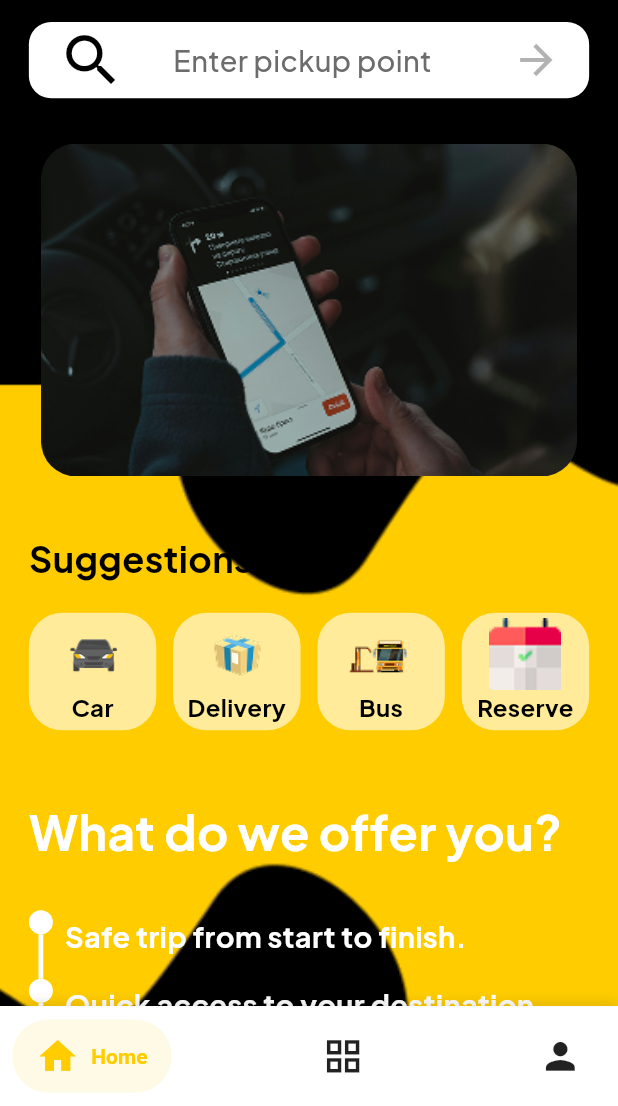
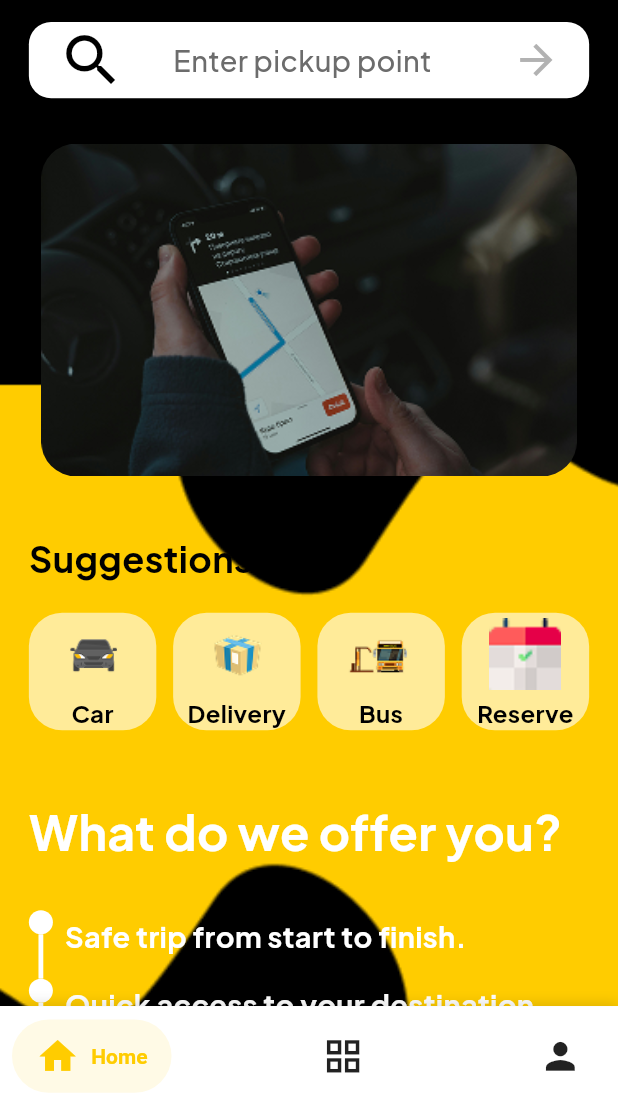
Before and after one commit to Eyadwaleed0005/GoGo-application, a Flutter app: the HomeScreen screen opened by its route, on a phone screen of 412 x 824 dp, the part 130-1236 px from its top. Run offline on Flutter 3.47's test engine with Material 3 defaults, Android fonts, the phone set to English and light mode, and no system bars; drawn by our look-alikes of salomon_bottom_bar; our stand-ins replace bloc, cloud_firestore, connectivity_plus, country_picker, dartz, dio and 20 more; missing offline and left inert: in_app_update, mapbox_maps_flutter; accounts and stored records are empty; network calls fail; project files that could hold a hidden picture were left out.

Commit message:
feat: Remove deprecated launch images and update storyboard dimensions
- Deleted old launch images from the iOS project.
- Updated LaunchScreen storyboard to reflect new image dimensions.
- Added location permission checks in DriverHomeScreen and HomeScreen.
- Refactored various UI screens to use SingleChildScrollView for better layout handling.
- Updated notification service to handle APNs token retrieval.
- Updated dependencies in pubspec.lock for improved stability and performance.
- Added macOS support with a new Podfile for CocoaPods integration.

```diff
--- a/lib/core/services/custom_location_servicse.dart
+++ b/lib/core/services/custom_location_servicse.dart
@@ -428,6 +428,7 @@ MapSuggestion(
       address: "السكادرة، الشيخ زويد، شمال سيناء، مصر",
     ),
   ];
+
   static List<MapSuggestion> getCustomLocations() => _customLocations;
   static List<MapSuggestion> searchCustomLocations(String query) {
     final lower = query.toLowerCase();
--- a/lib/ui/auth_screens/driver_screen/driver_login_screen/ui/driver_login_screen.dart
+++ b/lib/ui/auth_screens/driver_screen/driver_login_screen/ui/driver_login_screen.dart
@@ -62,6 +62,7 @@ class DriverLoginScreen extends StatelessWidget {
         builder: (context, state) {
           return Scaffold(
             body: SafeArea(
+              child: SingleChildScrollView(
                 child: Padding(
                   padding: EdgeInsets.all(16.0.w),
                   child: SingleChildScrollView(
@@ -117,6 +118,7 @@ class DriverLoginScreen extends StatelessWidget {
                   ),
                 ),
               ),
+            ),
           );
         },
       ),
--- a/lib/ui/auth_screens/driver_screen/driver_login_screen/ui/widgets/driver_login_form_fields.dart
+++ b/lib/ui/auth_screens/driver_screen/driver_login_screen/ui/widgets/driver_login_form_fields.dart
@@ -64,7 +64,7 @@ class DriverLoginFormFields extends StatelessWidget {
               ),
             ),
           ),*/
-          SizedBox(height: 21.h),
+          SizedBox(height: 120.h),
           Padding(
             padding: EdgeInsets.symmetric(horizontal: 2.w),
             child: Center(
--- a/lib/ui/auth_screens/driver_screen/driver_register_screen/ui/driver_register_screen.dart
+++ b/lib/ui/auth_screens/driver_screen/driver_register_screen/ui/driver_register_screen.dart
@@ -50,6 +50,7 @@ class DriverRegisterScreen extends StatelessWidget {
         builder: (context, state) {
           return Scaffold(
             body: SafeArea(
+              child: SingleChildScrollView(
                 child: Padding(
                   padding: EdgeInsets.all(16.0.w),
                   child: SingleChildScrollView(
@@ -104,6 +105,7 @@ class DriverRegisterScreen extends StatelessWidget {
                   ),
                 ),
               ),
+            ),
           );
         },
       ),
--- a/lib/ui/auth_screens/user_screen/user_login_screen/ui/widgets/login_form_fields.dart
+++ b/lib/ui/auth_screens/user_screen/user_login_screen/ui/widgets/login_form_fields.dart
@@ -67,7 +67,7 @@ class LoginFormFields extends StatelessWidget {
               ),
             ),
           ),*/
-          SizedBox(height: 21.h),
+          SizedBox(height: 120.h),
           Padding(
             padding: EdgeInsets.symmetric(horizontal: 2.w),
             child: Center(
--- a/lib/ui/auth_screens/user_screen/user_register_screen/ui/register_user_screen.dart
+++ b/lib/ui/auth_screens/user_screen/user_register_screen/ui/register_user_screen.dart
@@ -60,6 +60,7 @@ class RegisterUserScreen extends StatelessWidget {
         builder: (context, state) {
           return Scaffold(
             body: SafeArea(
+              child: SingleChildScrollView(
                 child: Padding(
                   padding: EdgeInsets.all(16.0.w),
                   child: SingleChildScrollView(
@@ -119,6 +120,7 @@ class RegisterUserScreen extends StatelessWidget {
                   ),
                 ),
               ),
+            ),
           );
         },
       ),
--- a/lib/ui/user_screens/home_screen/ui/home_screen.dart
+++ b/lib/ui/user_screens/home_screen/ui/home_screen.dart
@@ -10,6 +10,7 @@ import 'package:gogo/ui/user_screens/home_screen/ui/widgets/suggestions_icons.da
 import 'package:gogo/ui/user_screens/services_screen/ui/services_screen.dart';
 import 'package:gogo/ui/user_screens/user_profile_screen/ui/user_profile_screen.dart';
 import 'package:easy_localization/easy_localization.dart';
+import 'package:permission_handler/permission_handler.dart';
 
 class HomeScreen extends StatefulWidget {
   const HomeScreen({super.key});
@@ -22,10 +23,29 @@ class _HomeScreenState extends State<HomeScreen> {
   int _selectedIndex = 0;
 
   final List<Widget> _pages = [
-    SingleChildScrollView(child: HomeContent()),
-    ServicesScreen(),
-    UserProfileScreen(),
+    const SingleChildScrollView(child: HomeContent()),
+    const ServicesScreen(),
+    const UserProfileScreen(),
   ];
+
+  @override
+  void initState() {
+    super.initState();
+    // استدعاء البيرمشن أول ما الشاشة تتبني
+    WidgetsBinding.instance.addPostFrameCallback((_) {
+      _checkLocationPermission();
+    });
+  }
+
+  Future<void> _checkLocationPermission() async {
+    var status = await Permission.location.status;
+    if (!status.isGranted) {
+      var result = await Permission.location.request();
+      if (result.isPermanentlyDenied) {
+        await openAppSettings();
+      }
+    }
+  }
 
   @override
   Widget build(BuildContext context) {
--- a/lib/ui/user_screens/home_screen/ui/widgets/suggestions_icons.dart
+++ b/lib/ui/user_screens/home_screen/ui/widgets/suggestions_icons.dart
@@ -29,11 +29,13 @@ class SuggestionsIcons extends StatelessWidget {
         child: Column(
           mainAxisAlignment: MainAxisAlignment.center,
           children: [
-            Image.asset(
-              imagePath,
-              width: 30.w,
-              height: 30.w,
-              fit: BoxFit.contain,
+            Expanded(
+              child: Image.asset(
+                imagePath,
+                width: 30.w,
+                height: 30.w,
+                fit: BoxFit.contain,
+              ),
             ),
             Text(
               label,
```
Also changed, not shown: lib/core/services/notification_service.dart (+23 -10 lines), lib/main.dart (+2 -11 lines), lib/ui/auth_screens/account_type_screen/ui/account_type_screen.dart (+6 -1 lines), lib/ui/auth_screens/driver_screen/driver_auth_screen/driver_auth_screen.dart (+3 -4 lines), lib/ui/auth_screens/user_screen/user_auth_screen/rider_auth_screen.dart.dart (+6 -1 lines), lib/ui/driver_screen/driver_home_screen/ui/driver_home_screen.dart (+22 -6 lines), pubspec.lock, 94 other files. Lines whose indentation alone changed are shown as unchanged.
